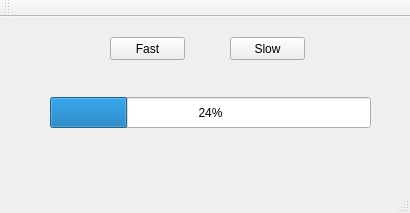
Before: the Qt Designer form CPU_Progress/mainwindow.ui in kmstumpff/qt_cpu, drawn with Qt 5.
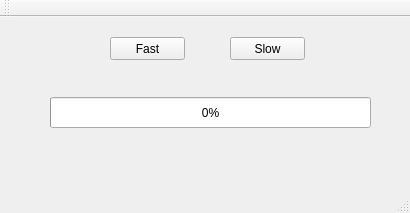
After: the same form once the commit is applied.

Commit message: initialize progress bar to zero ( the right way)

Diff of the .ui file:
```diff
--- a/CPU_Progress/mainwindow.ui
+++ b/CPU_Progress/mainwindow.ui
@@ -24,7 +24,7 @@
      </rect>
     </property>
     <property name="value">
-     <number>24</number>
+     <number>0</number>
     </property>
    </widget>
    <widget class="QPushButton" name="pushButton">
```
The commit also changes 2 other files.
